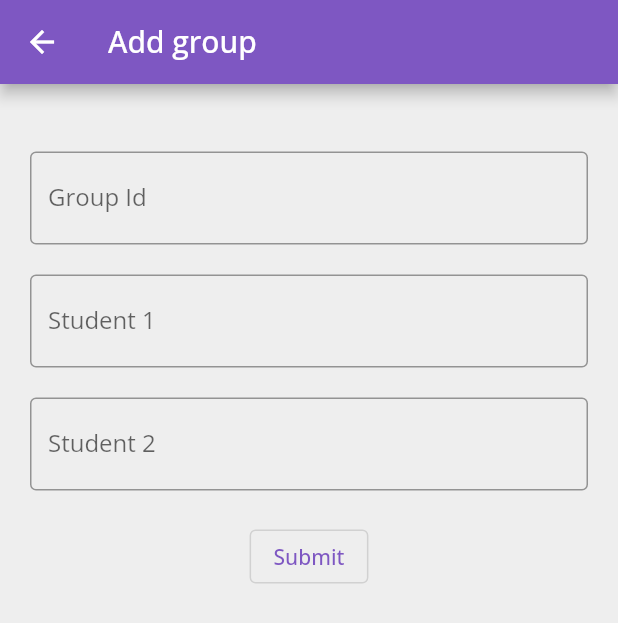
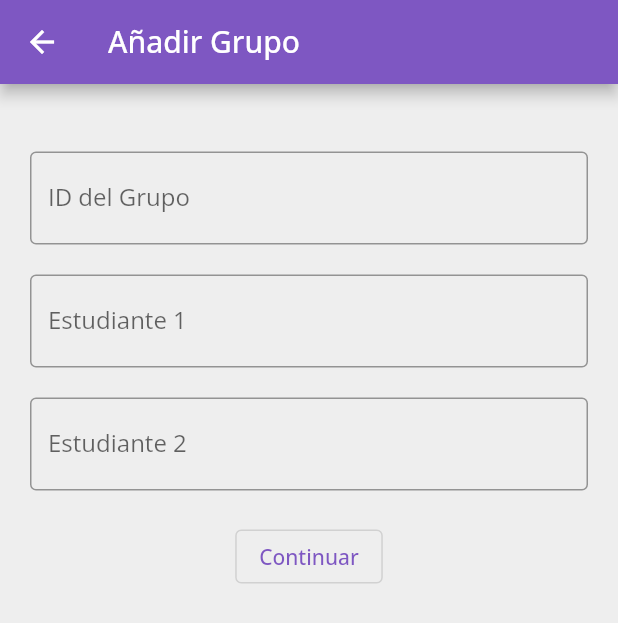
Before and after one commit to JColmenares0212/Nivelacion-Ciclo-IV-JulianColmenares, a Flutter app: the AddGroupPage screen opened directly, on a phone screen of 412 x 824 dp. Shown: the top 623 px of the screen. Run offline on Flutter 3.47's test engine with Material 2 defaults, Android fonts, the phone set to English and light mode, and no system bars; our stand-ins replace cloud_firestore, firebase_auth, firebase_core, get, google_fonts, loggy and 1 more; missing offline and left inert: prompt_dialog; accounts and stored records are empty.

Commit message:
Update add_group_page.dart

```diff
--- a/lib/ui/pages/add_group_page.dart
+++ b/lib/ui/pages/add_group_page.dart
@@ -21,7 +21,7 @@ class _AddGroupPageState extends State<AddGroupPage> {
   Widget build(BuildContext context) {
     return Scaffold(
       appBar: AppBar(
-        title: const Text('Add group'),
+        title: const Text('Añadir Grupo'),
       ),
       body: SingleChildScrollView(
         child: Padding(
@@ -36,10 +36,11 @@ class _AddGroupPageState extends State<AddGroupPage> {
                   TextFormField(
                     key: const ValueKey("groupId"),
                     controller: _groupIdController,
-                    decoration: const InputDecoration(labelText: 'Group Id'),
+                    decoration:
+                        const InputDecoration(labelText: 'ID del Grupo'),
                     validator: (value) {
                       if (value!.isEmpty) {
-                        return "Enter groupId";
+                        return "Ingrese el ID del grupo";
                       }
                     },
                   ),
@@ -49,10 +50,11 @@ class _AddGroupPageState extends State<AddGroupPage> {
                   TextFormField(
                     key: const ValueKey("groupUser1"),
                     controller: _student1Controller,
-                    decoration: const InputDecoration(labelText: 'Student 1'),
+                    decoration:
+                        const InputDecoration(labelText: 'Estudiante 1'),
                     validator: (value) {
                       if (value!.isEmpty) {
-                        return "Enter Student 1";
+                        return "Ingrese el Estudiante 1";
                       }
                     },
                   ),
@@ -62,10 +64,11 @@ class _AddGroupPageState extends State<AddGroupPage> {
                   TextFormField(
                     key: const ValueKey("groupUser2"),
                     controller: _student2Controller,
-                    decoration: const InputDecoration(labelText: 'Student 2'),
+                    decoration:
+                        const InputDecoration(labelText: 'Estudiante 2'),
                     validator: (value) {
                       if (value!.isEmpty) {
-                        return "Enter Student 1";
+                        return "Ingrese el Estudiante 2";
                       }
                     },
                   ),
@@ -81,12 +84,13 @@ class _AddGroupPageState extends State<AddGroupPage> {
                         form!.save();
                         if (form.validate()) {
                           // TODO
-                          logInfo(
-                              'Aquí llamar al método addGroup del firebaseController');
+                          firebaseController.addGroup(_groupIdController,
+                              _student1Controller, _student2Controller);
+                          //Aquí llamar al método addGroup del firebaseController
                           Get.back();
                         }
                       },
-                      child: const Text("Submit")),
+                      child: const Text("Continuar")),
                 ],
               )),
         ),
```
